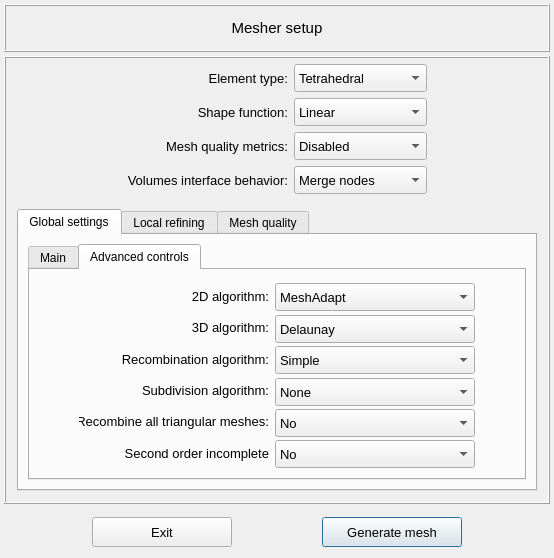
Old version of the form vibra/interface/data/ui_files/mesh/mesher_setup_inputs.ui in the repository MOPT-UFSC/VIBRA.
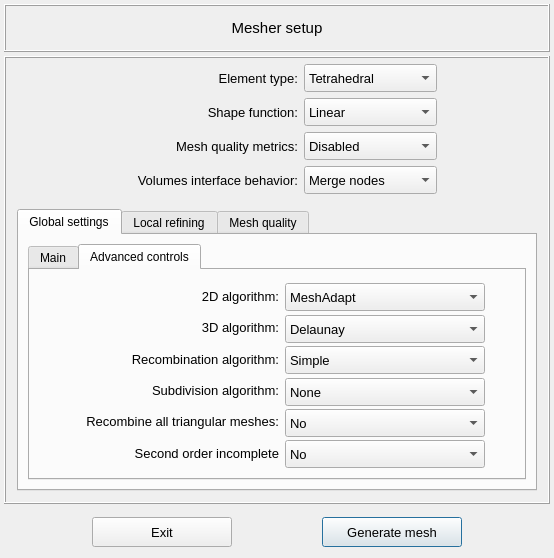
New version of the form. The open tabs and pages were chosen to show the change. Icons and pictures are not drawn.

Commit message: Adjusts clipped texts in the mesher setup widget

Patch:
```diff
--- a/vibra/interface/data/ui_files/mesh/mesher_setup_inputs.ui
+++ b/vibra/interface/data/ui_files/mesh/mesher_setup_inputs.ui
@@ -112,7 +112,7 @@
           <widget class="QLabel" name="label_20">
            <property name="minimumSize">
             <size>
-             <width>0</width>
+             <width>180</width>
              <height>20</height>
             </size>
            </property>
@@ -207,7 +207,7 @@
           <widget class="QLabel" name="label_16">
            <property name="minimumSize">
             <size>
-             <width>0</width>
+             <width>180</width>
              <height>20</height>
             </size>
            </property>
@@ -260,7 +260,7 @@
           <widget class="QLabel" name="label_10">
            <property name="minimumSize">
             <size>
-             <width>0</width>
+             <width>180</width>
              <height>20</height>
             </size>
            </property>
@@ -318,7 +318,7 @@
           <widget class="QLabel" name="label_19">
            <property name="minimumSize">
             <size>
-             <width>0</width>
+             <width>180</width>
              <height>20</height>
             </size>
            </property>
@@ -923,7 +923,7 @@
                      <widget class="QLabel" name="label_11">
                       <property name="minimumSize">
                        <size>
-                        <width>160</width>
+                        <width>210</width>
                         <height>20</height>
                        </size>
                       </property>
@@ -950,7 +950,7 @@
                      <widget class="QLabel" name="label_15">
                       <property name="minimumSize">
                        <size>
-                        <width>160</width>
+                        <width>210</width>
                         <height>20</height>
                        </size>
                       </property>
@@ -977,7 +977,7 @@
                      <widget class="QLabel" name="label_12">
                       <property name="minimumSize">
                        <size>
-                        <width>160</width>
+                        <width>210</width>
                         <height>20</height>
                        </size>
                       </property>
@@ -1004,7 +1004,7 @@
                      <widget class="QLabel" name="label_6">
                       <property name="minimumSize">
                        <size>
-                        <width>160</width>
+                        <width>210</width>
                         <height>20</height>
                        </size>
                       </property>
@@ -1062,7 +1062,7 @@
                      <widget class="QLabel" name="label_13">
                       <property name="minimumSize">
                        <size>
-                        <width>160</width>
+                        <width>210</width>
                         <height>20</height>
                        </size>
                       </property>
@@ -1159,7 +1159,7 @@
                      <widget class="QLabel" name="label_14">
                       <property name="minimumSize">
                        <size>
-                        <width>160</width>
+                        <width>210</width>
                         <height>20</height>
                        </size>
                       </property>
```
Left out of the diff: 28 changed lines with no effect on the pictures. The commit also changes 4 other files.
